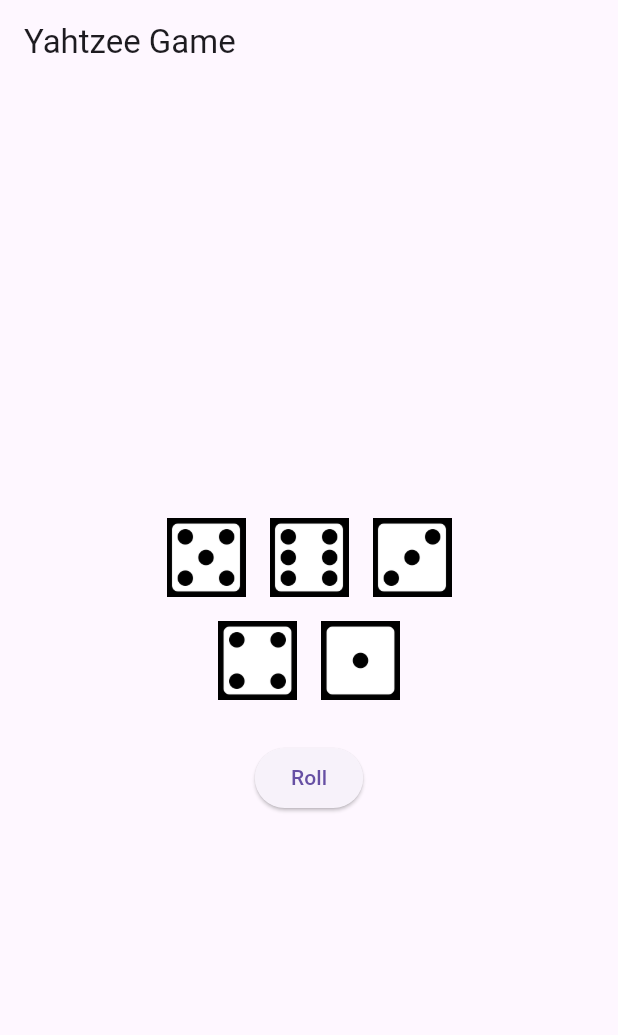
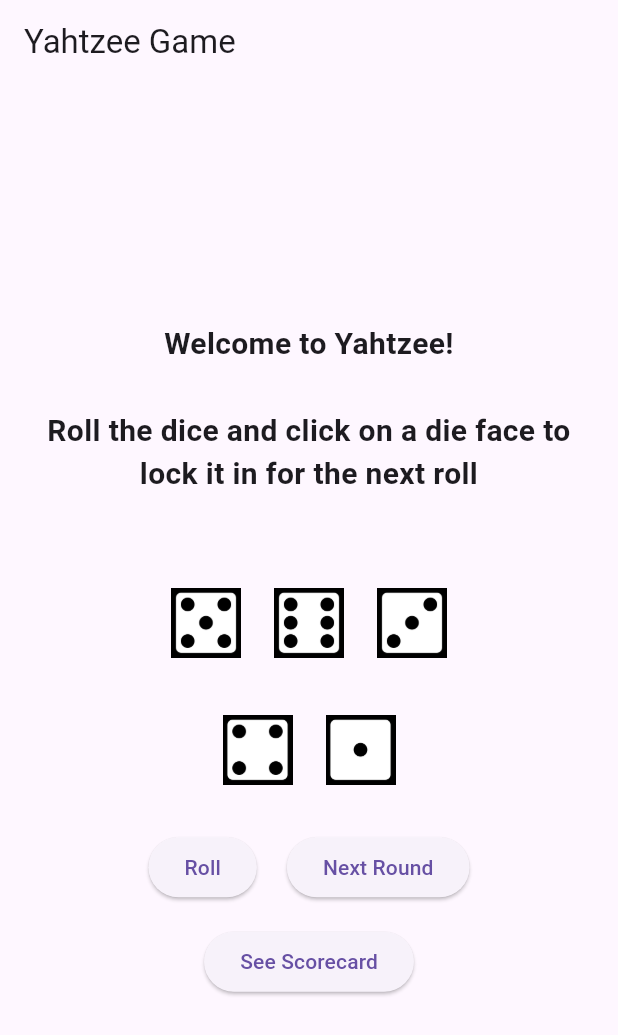
Before and after one commit to klpham137/CS4080_Final, a Flutter app: the screen it shows after launch, after a tap on "Roll", on a phone screen of 412 x 824 dp. Shown: the top 1035 px of the screen. Run offline on Flutter 3.47's test engine with Material 3 defaults, Android fonts, the phone set to English and light mode, and no system bars.

Commit message:
updated Dice functions

```diff
--- a/lib/ScoreCard.dart
+++ b/lib/ScoreCard.dart
@@ -1,11 +1,16 @@
 import 'package:final_project/Score.dart';
 import 'package:flutter/material.dart';
+//
+// /// This class will keep track of scores and log each chosen score
+// /// after each dice roll.
 
-/// This class will keep track of scores and log each chosen score
-/// after each dice roll.
+class Scorecard extends StatefulWidget {
+  @override
+  _ScorecardState createState() => _ScorecardState();
+}
 
-class ScoreCard extends Score{
 
+class _ScorecardState extends State<Scorecard> {
   /// Map of scores
   var scores = {
     'ace' : 0,
@@ -39,4 +44,12 @@ class ScoreCard extends Score{
 
   }
 
+  @override
+  Widget build(BuildContext context) {
+    return Scaffold(
+      appBar: AppBar(
+        title: Text('Scorecard'),
+      ),
+    );
+  }
 }
--- a/lib/main.dart
+++ b/lib/main.dart
@@ -1,5 +1,6 @@
 import 'package:flutter/material.dart';
 import 'dart:math';
+import 'ScoreCard.dart';
 
 void main() {
   runApp(const MyApp());
@@ -38,20 +39,94 @@ class Dice extends StatefulWidget {
 class _DiceState extends State<Dice> {
   final Random _random = Random();
   List<int> _diceValues = [1, 1, 1, 1, 1];
+  List<bool> _keptDice = [false, false, false, false, false];
+  int rollCount = 0, roundCount = 1;
+
+  void _toggleDiceHold(int index) {
+    setState(() {
+      _keptDice[index] = !_keptDice[index];
+    });
+  }
 
   void _rollDice() {
     setState(() {
-      _diceValues = List.generate(5, (_) => _random.nextInt(6) + 1);
+      if (rollCount < 3) {
+        _diceValues = List.generate(5, (index) {
+          // don't roll the dice that the user chooses to keep
+          return _keptDice[index] ? _diceValues[index] : _random.nextInt(6) + 1;
+        });
+        rollCount++;
+      }
+      else{
+            _keptDice = [true, true, true, true, true];
+            showDialog(
+              context: context,
+              builder: (BuildContext context) {
+                return AlertDialog(
+                  title: Text('Out of Rolls'),
+                  content: Text('You are out of rolls! Please record score and start a new round.'),
+                  actions: [
+                    TextButton(
+                      onPressed: () {
+                        Navigator.of(context).pop(); // Close the dialog
+                      },
+                      child: Text('OK'),
+                    ),
+                  ],
+                );
+              },
+            );
+          }
     });
   }
 
-  Widget _buildDice(int value) {
-    return Flexible(
+  void _startNewRound() {
+    setState(() {
+      if (roundCount > 13){
+        showDialog(
+          context: context,
+          builder: (BuildContext context) {
+            return AlertDialog(
+              title: Text('Game Over'),
+              content: Text('The game is over! Tally up your score!'),
+              actions: [
+                TextButton(
+                  onPressed: () {
+                    Navigator.of(context).pop(); // Close the dialog
+                  },
+                  child: Text('OK'),
+                ),
+              ],
+            );
+          },
+        );
+      }else{
+        // reset everything for next round
+        roundCount ++;
+        rollCount = 0;
+        _diceValues = [1, 1, 1, 1, 1];
+        _keptDice = [false, false, false, false, false];
+      }
+    });
+  }
+
+  Widget _buildDice(int value, int index) {
+    return GestureDetector(
+      onTap: () => _toggleDiceHold(index),
+      child: Container(
+        decoration: BoxDecoration(
+          border: Border.all(
+            color: _keptDice[index] ? Colors.green : Colors.transparent,
+            width: 3,
+          ),
+          borderRadius: BorderRadius.circular(8),
+        ),
         child: Padding(
           padding: const EdgeInsets.all(8.0),
           child: Image.asset(
             'assets/dice$value.png',
             fit: BoxFit.contain,
+          ),
         ),
       ),
     );
@@ -65,39 +140,67 @@ class _DiceState extends State<Dice> {
       ),
       body: LayoutBuilder(
         builder: (context, constraints) {
-          double diceSize = constraints.maxWidth / 6; // adjust dice size to fit on screen
+          double diceSize = constraints.maxWidth / 6;
           return Center(
             child: Column(
               mainAxisAlignment: MainAxisAlignment.center,
               children: [
+                Padding(
+                  padding: const EdgeInsets.symmetric(horizontal: 16.0), // Adjust horizontal padding as needed
+                  child: const Text(
+                    'Welcome to Yahtzee! \n\nRoll the dice and click on a die face to lock it in for the next roll',
+                    style: TextStyle(fontSize: 20, fontWeight: FontWeight.bold),
+                    textAlign: TextAlign.center,
+                  ),
+                ),
+                SizedBox(height: 50),
                 // top row has 3 dice
                 Row(
                   mainAxisAlignment: MainAxisAlignment.center,
-                  children: _diceValues
-                      .sublist(0, 3) // first 3 dice values
-                      .map((value) => SizedBox(
+                  children: List.generate(3, (index) {
+                    return SizedBox(
                       width: diceSize,
                       height: diceSize,
-                    child: _buildDice(value),
-                  ))
-                      .toList(),
+                      child: _buildDice(_diceValues[index], index),
+                    );
+                  }),
                 ),
+                SizedBox(height: 16),
                 // bottom row has 2 dice
                 Row(
                   mainAxisAlignment: MainAxisAlignment.center,
-                  children: _diceValues
-                      .sublist(3, 5)
-                      .map((value) => SizedBox(
+                  children: List.generate(2, (index) {
+                    return SizedBox(
                       width: diceSize,
                       height: diceSize,
-                    child: _buildDice(value),
-                  ))
-                      .toList(),
+                      child: _buildDice(_diceValues[index + 3], index + 3),
+                    );
+                  }),
                 ),
                 SizedBox(height: 20),
+                Row(
+                  mainAxisAlignment: MainAxisAlignment.center,
+                  children: [
                     ElevatedButton(
                       onPressed: _rollDice,
                       child: Text('Roll'),
+                    ),
+                    SizedBox(width: 20),
+                    ElevatedButton(
+                      onPressed: _startNewRound,
+                      child: Text('Next Round'),
+                    ),
+                  ]
+                ),
+                SizedBox(height:15),
+                ElevatedButton(
+                  onPressed: () {
+                    Navigator.push(
+                      context,
+                      MaterialPageRoute(builder: (context) => Scorecard()),
+                    );
+                  },
+                  child: Text('See Scorecard'),
                 ),
               ],
             ),
```
Lines whose indentation alone changed are shown as unchanged.
